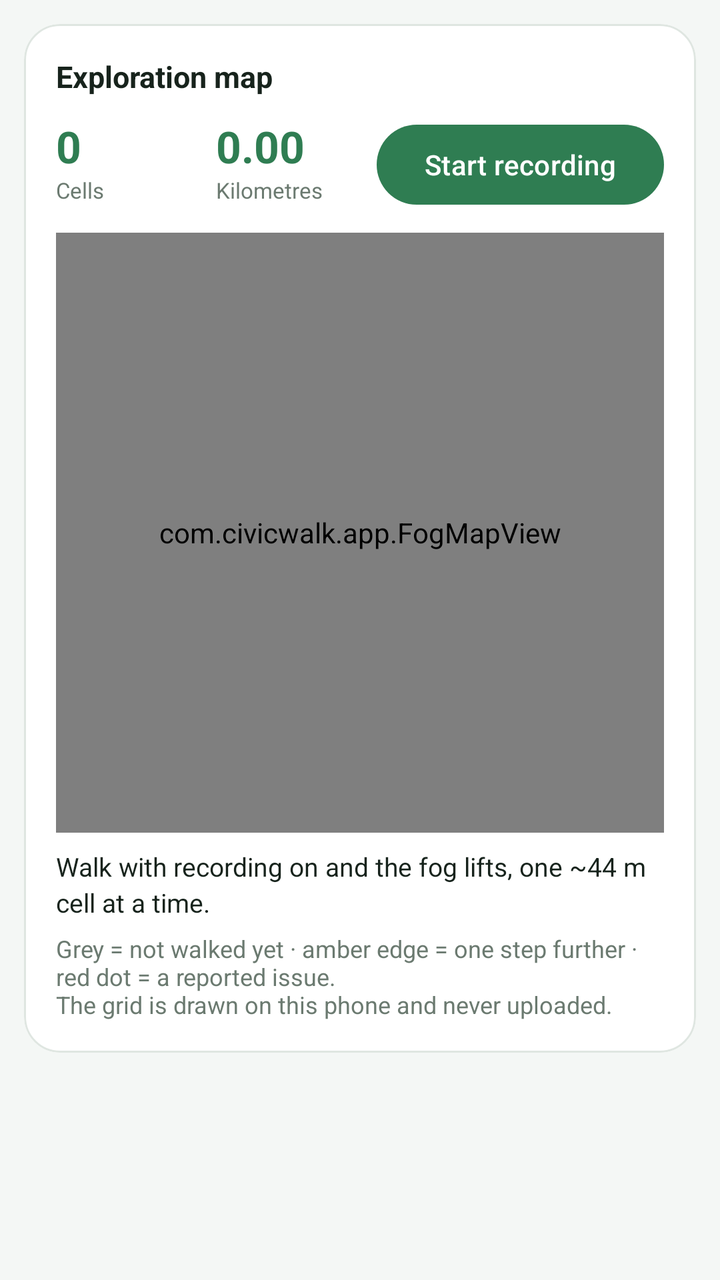
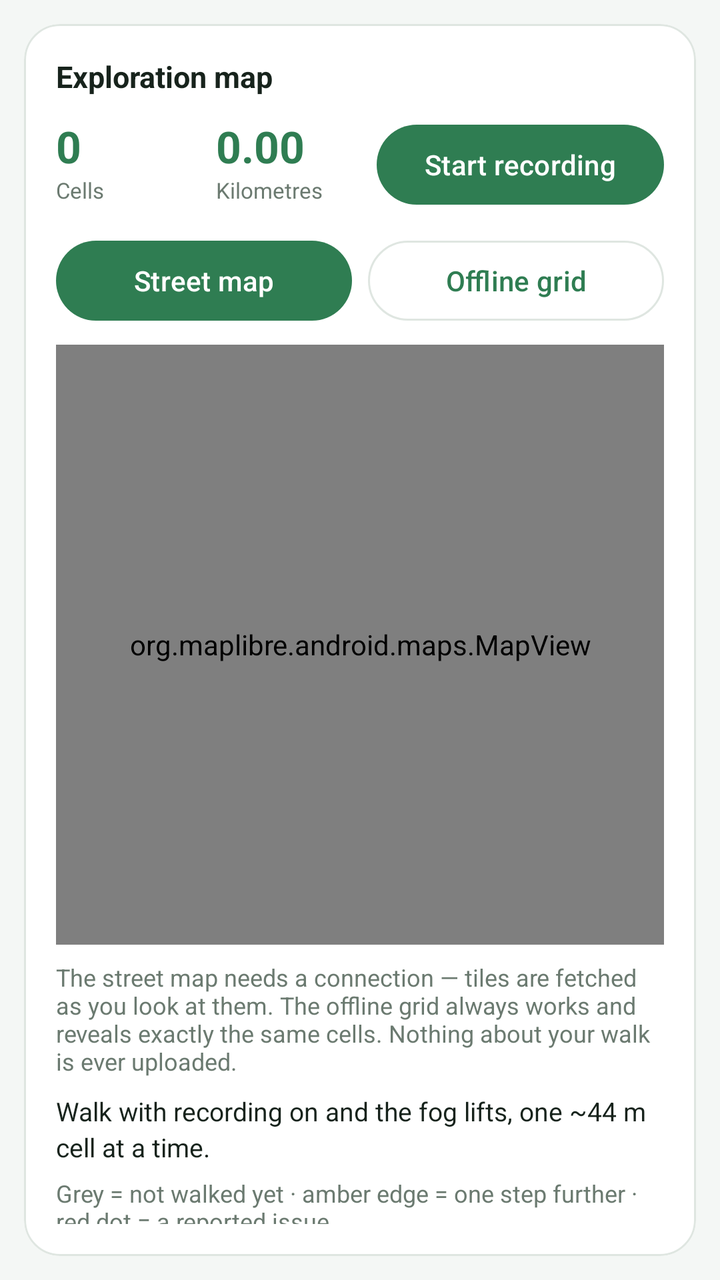

An Android layout rendered at two revisions. The XML below is the earlier revision; the diff shows what the commit changed to produce the second picture.
<!-- AndroidManifest.xml: application theme Theme.CivicWalk -->
<!-- res/layout/tab_map.xml -->
<?xml version="1.0" encoding="utf-8"?>
<LinearLayout xmlns:android="http://schemas.android.com/apk/res/android"
    xmlns:app="http://schemas.android.com/apk/res-auto"
    android:layout_width="match_parent"
    android:layout_height="wrap_content"
    android:orientation="vertical"
    android:padding="12dp">

    <com.google.android.material.card.MaterialCardView
        style="@style/Card"
        android:layout_width="match_parent"
        android:layout_height="wrap_content">

        <LinearLayout
            android:layout_width="match_parent"
            android:layout_height="wrap_content"
            android:orientation="vertical">

            <TextView
                style="@style/SectionTitle"
                android:layout_width="wrap_content"
                android:layout_height="wrap_content"
                android:text="@string/c_map" />

            <LinearLayout
                android:layout_width="match_parent"
                android:layout_height="wrap_content"
                android:layout_marginBottom="10dp"
                android:orientation="horizontal">

                <LinearLayout
                    android:layout_width="0dp"
                    android:layout_height="wrap_content"
                    android:layout_weight="1"
                    android:orientation="vertical">

                    <TextView
                        android:id="@+id/kpiCells"
                        style="@style/KpiValue"
                        android:layout_width="wrap_content"
                        android:layout_height="wrap_content"
                        android:text="0" />

                    <TextView
                        style="@style/KpiLabel"
                        android:layout_width="wrap_content"
                        android:layout_height="wrap_content"
                        android:text="@string/kpi_cells" />
                </LinearLayout>

                <LinearLayout
                    android:layout_width="0dp"
                    android:layout_height="wrap_content"
                    android:layout_weight="1"
                    android:orientation="vertical">

                    <TextView
                        android:id="@+id/kpiKm"
                        style="@style/KpiValue"
                        android:layout_width="wrap_content"
                        android:layout_height="wrap_content"
                        android:text="0.00" />

                    <TextView
                        style="@style/KpiLabel"
                        android:layout_width="wrap_content"
                        android:layout_height="wrap_content"
                        android:text="@string/kpi_km" />
                </LinearLayout>

                <com.google.android.material.button.MaterialButton
                    android:id="@+id/btnRoute"
                    android:layout_width="wrap_content"
                    android:layout_height="wrap_content"
                    android:text="@string/btn_route_start" />
            </LinearLayout>

            <com.civicwalk.app.FogMapView
                android:id="@+id/fogMap"
                android:layout_width="match_parent"
                android:layout_height="300dp" />

            <TextView
                android:id="@+id/tvRoute"
                style="@style/Body"
                android:layout_width="match_parent"
                android:layout_height="wrap_content"
                android:layout_marginTop="8dp"
                android:text="@string/map_empty" />

            <TextView
                style="@style/Hint"
                android:layout_width="match_parent"
                android:layout_height="wrap_content"
                android:layout_marginTop="6dp"
                android:text="@string/map_legend" />
        </LinearLayout>
    </com.google.android.material.card.MaterialCardView>
</LinearLayout>
<!-- resources referenced by this layout -->
<resources>
  <string name="btn_route_start">Start recording</string>
  <string name="c_map">Exploration map</string>
  <string name="kpi_cells">Cells</string>
  <string name="kpi_km">Kilometres</string>
  <string name="map_empty">Walk with recording on and the fog lifts, one ~44 m cell at a time.</string>
  <string name="map_legend">Grey = not walked yet · amber edge = one step further · red dot = a reported issue.\nThe grid is drawn on this phone and never uploaded.</string>
  <style name="Body">
          <item name="android:textSize">13sp</item>
          <item name="android:textColor">@color/ink</item>
          <item name="android:lineSpacingMultiplier">1.15</item>
      </style>
  <style name="Card">
          <item name="cardCornerRadius">18dp</item>
          <item name="cardElevation">0dp</item>
          <item name="strokeColor">@color/line</item>
          <item name="strokeWidth">1dp</item>
          <item name="cardBackgroundColor">@color/card</item>
          <item name="contentPadding">16dp</item>
      </style>
  <style name="Hint">
          <item name="android:textSize">12sp</item>
          <item name="android:textColor">@color/muted</item>
      </style>
  <style name="KpiLabel">
          <item name="android:textSize">11sp</item>
          <item name="android:textColor">@color/muted</item>
      </style>
  <style name="KpiValue">
          <item name="android:textSize">22sp</item>
          <item name="android:textStyle">bold</item>
          <item name="android:textColor">@color/accent</item>
      </style>
  <style name="SectionTitle">
          <item name="android:textSize">15sp</item>
          <item name="android:textStyle">bold</item>
          <item name="android:textColor">@color/ink</item>
          <item name="android:layout_marginBottom">10dp</item>
      </style>
  <style name="Theme.CivicWalk" parent="Theme.Material3.Light.NoActionBar">
          <item name="colorPrimary">@color/accent</item>
          <item name="colorOnPrimary">@color/white</item>
          <item name="colorPrimaryContainer">@color/accent_soft</item>
          <item name="colorOnPrimaryContainer">@color/ink</item>
          <item name="colorSecondary">@color/amber</item>
          <item name="colorSecondaryContainer">@color/amber_soft</item>
          <item name="colorSurface">@color/card</item>
          <item name="colorOnSurface">@color/ink</item>
          <item name="colorOnSurfaceVariant">@color/muted</item>
          <item name="colorOutline">@color/line</item>
          <item name="android:colorBackground">@color/bg</item>
          <item name="android:textColorPrimary">@color/ink</item>
          <item name="android:textColorSecondary">@color/muted</item>
          <item name="android:statusBarColor">@color/bg</item>
          <item name="android:navigationBarColor">@color/bg</item>
          <item name="android:windowLightStatusBar">true</item>
          <item name="android:windowLightNavigationBar" tools:targetApi="o_mr1">true</item>
          
          <item name="android:forceDarkAllowed" tools:targetApi="q">false</item>
      </style>
  <color name="ink">#17231C</color>
  <color name="line">#DFE6E1</color>
  <color name="card">#FFFFFF</color>
  <color name="muted">#6B7A70</color>
  <color name="accent">#2F7D52</color>
  <color name="white">#FFFFFF</color>
  <color name="accent_soft">#DCEFE3</color>
  <color name="amber">#C9A227</color>
  <color name="amber_soft">#F7EFD6</color>
  <color name="bg">#F4F7F5</color>
</resources>

<!-- the commit's change to res/layout/tab_map.xml (unified diff, before → after) -->
@@ -75,10 +75,51 @@
                     android:text="@string/btn_route_start" />
             </LinearLayout>
 
-            <com.civicwalk.app.FogMapView
-                android:id="@+id/fogMap"
+            <LinearLayout
                 android:layout_width="match_parent"
-                android:layout_height="300dp" />
+                android:layout_height="wrap_content"
+                android:layout_marginBottom="8dp"
+                android:orientation="horizontal">
+
+                <com.google.android.material.button.MaterialButton
+                    android:id="@+id/btnMapReal"
+                    android:layout_width="0dp"
+                    android:layout_height="wrap_content"
+                    android:layout_marginEnd="8dp"
+                    android:layout_weight="1"
+                    android:text="@string/map_real" />
+
+                <com.google.android.material.button.MaterialButton
+                    android:id="@+id/btnMapGrid"
+                    style="@style/Widget.Material3.Button.OutlinedButton"
+                    android:layout_width="0dp"
+                    android:layout_height="wrap_content"
+                    android:layout_weight="1"
+                    android:text="@string/map_grid" />
+            </LinearLayout>
+
+            <FrameLayout
+                android:layout_width="match_parent"
+                android:layout_height="300dp">
+
+                <org.maplibre.android.maps.MapView
+                    android:id="@+id/mapView"
+                    android:layout_width="match_parent"
+                    android:layout_height="match_parent" />
+
+                <com.civicwalk.app.FogMapView
+                    android:id="@+id/fogMap"
+                    android:layout_width="match_parent"
+                    android:layout_height="match_parent"
+                    android:visibility="gone" />
+            </FrameLayout>
+
+            <TextView
+                style="@style/Hint"
+                android:layout_width="match_parent"
+                android:layout_height="wrap_content"
+                android:layout_marginTop="8dp"
+                android:text="@string/map_offline_note" />
 
             <TextView
                 android:id="@+id/tvRoute"
<!-- resource entries referenced after the edit -->
@@ -5,7 +5,10 @@
   <string name="kpi_cells">Cells</string>
   <string name="kpi_km">Kilometres</string>
   <string name="map_empty">Walk with recording on and the fog lifts, one ~44 m cell at a time.</string>
+  <string name="map_grid">Offline grid</string>
   <string name="map_legend">Grey = not walked yet · amber edge = one step further · red dot = a reported issue.\nThe grid is drawn on this phone and never uploaded.</string>
+  <string name="map_offline_note">The street map needs a connection — tiles are fetched as you look at them. The offline grid always works and reveals exactly the same cells. Nothing about your walk is ever uploaded.</string>
+  <string name="map_real">Street map</string>
   <style name="Body">
           <item name="android:textSize">13sp</item>
           <item name="android:textColor">@color/ink</item>
